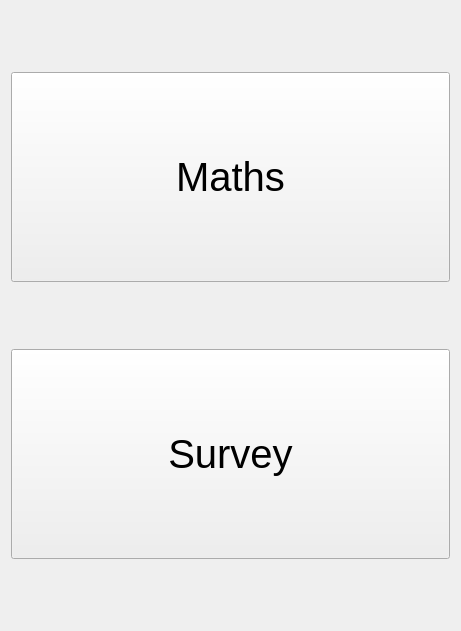
Old version of the form umati/UmatiChooserView.ui in the repository kheimerl/umati.
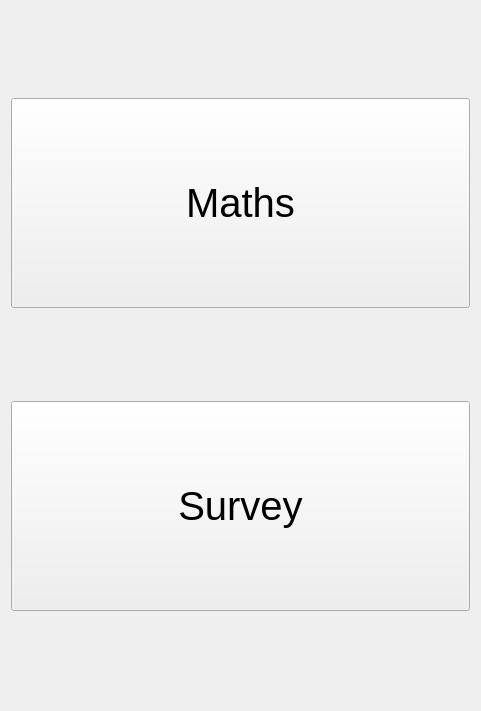
New version of the form.

The edit to the form file:
```diff
--- a/umati/UmatiChooserView.ui
+++ b/umati/UmatiChooserView.ui
@@ -6,8 +6,8 @@
    <rect>
     <x>0</x>
     <y>0</y>
-    <width>461</width>
-    <height>631</height>
+    <width>481</width>
+    <height>711</height>
    </rect>
   </property>
   <property name="windowTitle">
```
